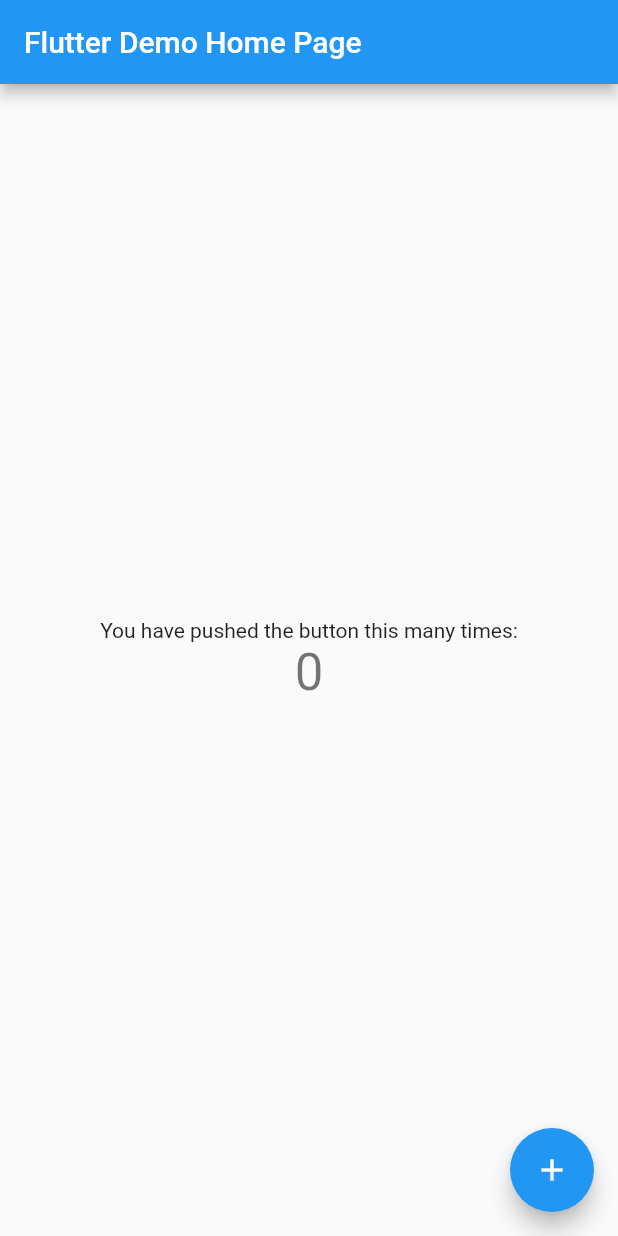
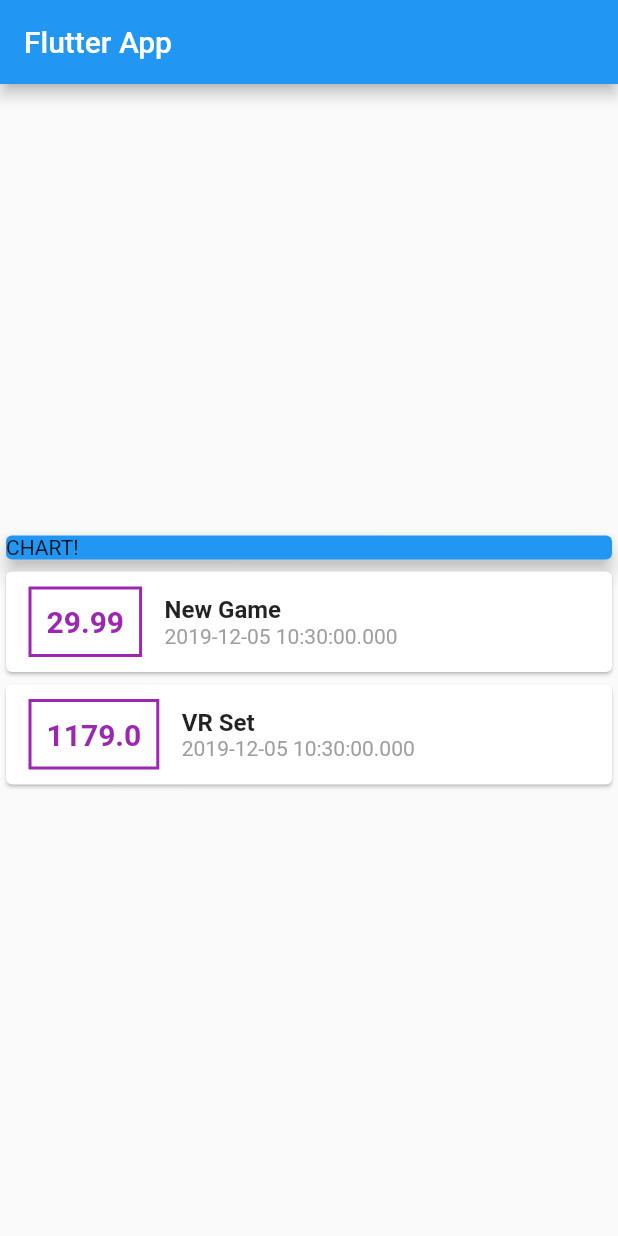
Before and after one commit to lkochniss/udemy_personal_expense, a Flutter app: the screen it shows after launch, on a phone screen of 412 x 824 dp. Run offline on Flutter 3.47's test engine with Material 2 defaults, Android fonts, the phone set to English and light mode, and no system bars.

Commit message:
end of lesson 76

```diff
--- a/lib/main.dart
+++ b/lib/main.dart
@@ -1,111 +1,81 @@
 import 'package:flutter/material.dart';
+import './transaction.dart';
 
 void main() => runApp(MyApp());
 
 class MyApp extends StatelessWidget {
-  // This widget is the root of your application.
   @override
   Widget build(BuildContext context) {
     return MaterialApp(
-      title: 'Flutter Demo',
-      theme: ThemeData(
-        // This is the theme of your application.
-        //
-        // Try running your application with "flutter run". You'll see the
-        // application has a blue toolbar. Then, without quitting the app, try
-        // changing the primarySwatch below to Colors.green and then invoke
-        // "hot reload" (press "r" in the console where you ran "flutter run",
-        // or simply save your changes to "hot reload" in a Flutter IDE).
-        // Notice that the counter didn't reset back to zero; the application
-        // is not restarted.
-        primarySwatch: Colors.blue,
-      ),
-      home: MyHomePage(title: 'Flutter Demo Home Page'),
+      title: 'Flutter App',
+      home: MyHomePage(),
     );
   }
 }
 
-class MyHomePage extends StatefulWidget {
-  MyHomePage({Key key, this.title}) : super(key: key);
-
-  // This widget is the home page of your application. It is stateful, meaning
-  // that it has a State object (defined below) that contains fields that affect
-  // how it looks.
-
-  // This class is the configuration for the state. It holds the values (in this
-  // case the title) provided by the parent (in this case the App widget) and
-  // used by the build method of the State. Fields in a Widget subclass are
-  // always marked "final".
-
-  final String title;
-
-  @override
-  _MyHomePageState createState() => _MyHomePageState();
-}
-
-class _MyHomePageState extends State<MyHomePage> {
-  int _counter = 0;
-
-  void _incrementCounter() {
-    setState(() {
-      // This call to setState tells the Flutter framework that something has
-      // changed in this State, which causes it to rerun the build method below
-      // so that the display can reflect the updated values. If we changed
-      // _counter without calling setState(), then the build method would not be
-      // called again, and so nothing would appear to happen.
-      _counter++;
-    });
-  }
+class MyHomePage extends StatelessWidget {
+  final List<Transaction> transactions = [
+    Transaction(
+        id: 't1', title: 'New Game', amount: 29.99, date: DateTime.now()),
+    Transaction(
+        id: 't2', title: 'VR Set', amount: 1179.00, date: DateTime.now()),
+  ];
 
   @override
   Widget build(BuildContext context) {
-    // This method is rerun every time setState is called, for instance as done
-    // by the _incrementCounter method above.
-    //
-    // The Flutter framework has been optimized to make rerunning build methods
-    // fast, so that you can just rebuild anything that needs updating rather
-    // than having to individually change instances of widgets.
     return Scaffold(
       appBar: AppBar(
-        // Here we take the value from the MyHomePage object that was created by
-        // the App.build method, and use it to set our appbar title.
-        title: Text(widget.title),
+        title: Text('Flutter App'),
       ),
-      body: Center(
-        // Center is a layout widget. It takes a single child and positions it
-        // in the middle of the parent.
-        child: Column(
-          // Column is also a layout widget. It takes a list of children and
-          // arranges them vertically. By default, it sizes itself to fit its
-          // children horizontally, and tries to be as tall as its parent.
-          //
-          // Invoke "debug painting" (press "p" in the console, choose the
-          // "Toggle Debug Paint" action from the Flutter Inspector in Android
-          // Studio, or the "Toggle Debug Paint" command in Visual Studio Code)
-          // to see the wireframe for each widget.
-          //
-          // Column has various properties to control how it sizes itself and
-          // how it positions its children. Here we use mainAxisAlignment to
-          // center the children vertically; the main axis here is the vertical
-          // axis because Columns are vertical (the cross axis would be
-          // horizontal).
+      body: Column(
+          crossAxisAlignment: CrossAxisAlignment.stretch,
           mainAxisAlignment: MainAxisAlignment.center,
           children: <Widget>[
-            Text(
-              'You have pushed the button this many times:',
+            Container(
+              width: double.infinity,
+              child: Card(
+                color: Colors.blue,
+                child: Text('CHART!'),
+                elevation: 5,
+              ),
             ),
-            Text(
-              '$_counter',
-              style: Theme.of(context).textTheme.display1,
-            ),
-          ],
-        ),
-      ),
-      floatingActionButton: FloatingActionButton(
-        onPressed: _incrementCounter,
-        tooltip: 'Increment',
-        child: Icon(Icons.add),
-      ), // This trailing comma makes auto-formatting nicer for build methods.
+            Column(
+              children: transactions.map((transaction) {
+                return Card(
+                  child: Row(
+                    children: <Widget>[
+                      Container(
+                        decoration: BoxDecoration(
+                            border: Border.all(color: Colors.purple, width: 2)),
+                        margin:
+                            EdgeInsets.symmetric(vertical: 10, horizontal: 15),
+                        padding: EdgeInsets.all(10),
+                        child: Text(transaction.amount.toString(),
+                            style: TextStyle(
+                                fontWeight: FontWeight.bold,
+                                fontSize: 20,
+                                color: Colors.purple)),
+                      ),
+                      Column(
+                        crossAxisAlignment: CrossAxisAlignment.start,
+                        children: <Widget>[
+                          Text(
+                            transaction.title,
+                            style: TextStyle(
+                                fontWeight: FontWeight.bold, fontSize: 16),
+                          ),
+                          Text(
+                            transaction.date.toString(),
+                            style: TextStyle(color: Colors.grey),
+                          )
+                        ],
+                      )
+                    ],
+                  ),
+                );
+              }).toList(),
+            )
+          ]),
     );
   }
 }
--- /dev/null
+++ b/lib/transaction.dart
@@ -0,0 +1,16 @@
+import 'package:flutter/foundation.dart';
+
+class Transaction {
+  final String id;
+  final String title;
+  final double amount;
+  final DateTime date;
+
+  Transaction({
+    @required this.id,
+    @required this.title,
+    @required this.amount,
+    @required this.date,
+  });
+
+}
```
Also changed, not shown: 2 other files.
